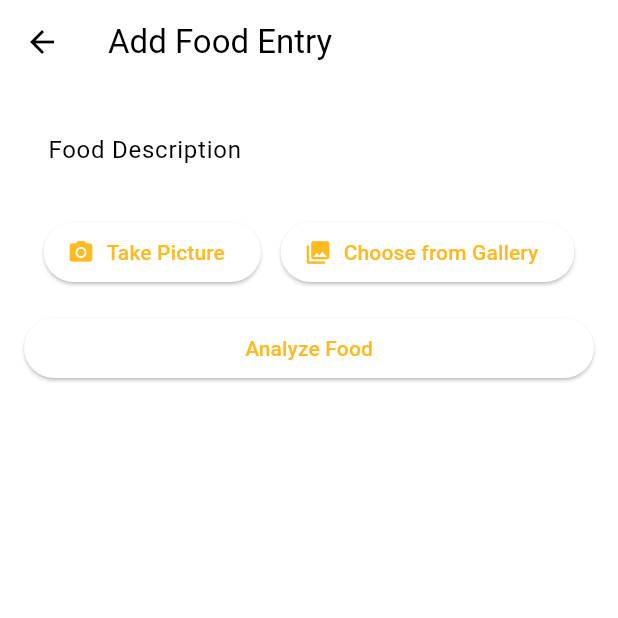
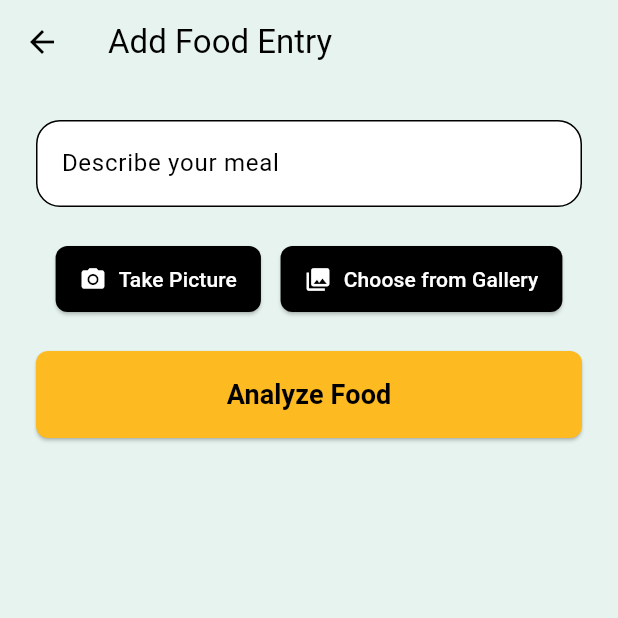
Before and after one commit to codevalley/Bioscope, a Flutter app: the AddFoodEntryView screen opened directly, on a phone screen of 412 x 824 dp, the top half of it. Run offline on Flutter 3.47's test engine with Material 3 defaults, Android fonts, the phone set to English and light mode, and no system bars; our stand-ins replace flutter_bloc, flutter_riverpod, freezed_annotation, get_it, image_picker, sqflite; accounts and stored records are empty; Roboto replaces fonts that are missing (Poppins).

Commit message:
Beautify the add food screen

```diff
--- a/lib/presentation/screens/add_food_entry_screen.dart
+++ b/lib/presentation/screens/add_food_entry_screen.dart
@@ -36,68 +36,236 @@ class AddFoodEntryViewState extends State<AddFoodEntryView> {
   @override
   Widget build(BuildContext context) {
     return Scaffold(
-      appBar: AppBar(title: const Text('Add Food Entry')),
+      backgroundColor: const Color(0xFFE6F3EF),
+      appBar: AppBar(
+        title: const Text('Add Food Entry'),
+        backgroundColor: Colors.transparent,
+        elevation: 0,
+        foregroundColor: Colors.black,
+      ),
       body: BlocBuilder<FoodCaptureBloc, FoodCaptureState>(
         builder: (context, state) {
-          return SingleChildScrollView(
-            padding: const EdgeInsets.all(16.0),
+          return SafeArea(
+            child: SingleChildScrollView(
+              padding: const EdgeInsets.all(24.0),
               child: Column(
                 crossAxisAlignment: CrossAxisAlignment.stretch,
                 children: [
-                TextField(
+                  _buildFoodDescriptionInput(),
+                  const SizedBox(height: 24),
+                  _buildImageSection(),
+                  const SizedBox(height: 24),
+                  _buildAnalyzeButton(),
+                  const SizedBox(height: 24),
+                  if (state is FoodCaptureLoading) ...[
+                    _buildLoadingIndicator(),
+                  ] else if (state is FoodCaptureSuccess) ...[
+                    _buildNutritionInfo(state.nutritionInfo),
+                    const SizedBox(height: 24),
+                    _buildSaveButton(state.nutritionInfo),
+                  ] else if (state is FoodCaptureFailure) ...[
+                    _buildErrorMessage(state.error),
+                  ],
+                ],
+              ),
+            ),
+          );
+        },
+      ),
+    );
+  }
+
+  Widget _buildFoodDescriptionInput() {
+    return Container(
+      decoration: BoxDecoration(
+        color: Colors.white,
+        borderRadius: BorderRadius.circular(16),
+        border: Border.all(color: Colors.black, width: 1),
+      ),
+      child: TextField(
         controller: _descriptionController,
         decoration: const InputDecoration(
-                    labelText: 'Food Description',
-                    border: OutlineInputBorder(),
+          hintText: 'Describe your meal',
+          border: InputBorder.none,
+          contentPadding: EdgeInsets.all(16),
         ),
+        style: const TextStyle(fontSize: 16),
       ),
-                const SizedBox(height: 16),
+    );
+  }
+
+  Widget _buildImageSection() {
+    return Column(
+      children: [
         Row(
           mainAxisAlignment: MainAxisAlignment.spaceEvenly,
           children: [
-                    ElevatedButton.icon(
+            _buildImageButton(
+              icon: Icons.camera_alt,
+              label: 'Take Picture',
               onPressed: () => _getImage(ImageSource.camera),
-                      icon: const Icon(Icons.camera_alt),
-                      label: const Text('Take Picture'),
             ),
-                    ElevatedButton.icon(
+            _buildImageButton(
+              icon: Icons.photo_library,
+              label: 'Choose from Gallery',
               onPressed: () => _getImage(ImageSource.gallery),
-                      icon: const Icon(Icons.photo_library),
-                      label: const Text('Choose from Gallery'),
             ),
           ],
         ),
         if (_imagePath != null) ...[
           const SizedBox(height: 16),
-                  Image.file(File(_imagePath!), height: 200),
+          ClipRRect(
+            borderRadius: BorderRadius.circular(16),
+            child: Image.file(
+              File(_imagePath!),
+              height: 200,
+              width: double.infinity,
+              fit: BoxFit.cover,
+            ),
+          ),
         ],
+      ],
+    );
+  }
+
+  Widget _buildImageButton({
+    required IconData icon,
+    required String label,
+    required VoidCallback onPressed,
+  }) {
+    return ElevatedButton.icon(
+      onPressed: onPressed,
+      icon: Icon(icon, color: Colors.white),
+      label: Text(label),
+      style: ElevatedButton.styleFrom(
+        backgroundColor: Colors.black,
+        foregroundColor: Colors.white,
+        shape: RoundedRectangleBorder(
+          borderRadius: BorderRadius.circular(8),
+        ),
+        padding: const EdgeInsets.symmetric(horizontal: 16, vertical: 12),
+      ),
+    );
+  }
+
+  Widget _buildAnalyzeButton() {
+    return ElevatedButton(
+      onPressed: _submitEntry,
+      style: ElevatedButton.styleFrom(
+        backgroundColor: const Color(0xFFFDBA21),
+        foregroundColor: Colors.black,
+        shape: RoundedRectangleBorder(
+          borderRadius: BorderRadius.circular(8),
+        ),
+        padding: const EdgeInsets.symmetric(vertical: 16),
+      ),
+      child: const Text(
+        'Analyze Food',
+        style: TextStyle(fontSize: 18, fontWeight: FontWeight.bold),
+      ),
+    );
+  }
+
+  Widget _buildLoadingIndicator() {
+    return Column(
+      children: [
+        const LinearProgressIndicator(
+          backgroundColor: Color(0xFFE6F3EF),
+          valueColor: AlwaysStoppedAnimation<Color>(Color(0xFFFDBA21)),
+        ),
         const SizedBox(height: 16),
-                ElevatedButton(
-                  onPressed: _submitEntry,
-                  child: const Text('Analyze Food'),
+        Text(
+          'Analyzing food...',
+          style: Theme.of(context).textTheme.titleMedium?.copyWith(
+                color: Colors.black54,
               ),
-                if (state is FoodCaptureLoading) ...[
+        ),
+      ],
+    );
+  }
+
+  Widget _buildNutritionInfo(NutritionInfo nutritionInfo) {
+    return Container(
+      padding: const EdgeInsets.all(16),
+      decoration: BoxDecoration(
+        color: Colors.white,
+        borderRadius: BorderRadius.circular(16),
+        border: Border.all(color: Colors.black, width: 1),
+      ),
+      child: Column(
+        crossAxisAlignment: CrossAxisAlignment.start,
+        children: [
+          Text(
+            'Analysis Results',
+            style: Theme.of(context).textTheme.titleLarge?.copyWith(
+                  fontWeight: FontWeight.bold,
+                  color: Colors.black,
+                ),
+          ),
+          const SizedBox(height: 8),
+          Text(
+            nutritionInfo.summary,
+            style: Theme.of(context).textTheme.bodyMedium?.copyWith(
+                  color: Colors.black54,
+                ),
+          ),
           const SizedBox(height: 16),
-                  const LinearProgressIndicator(),
-                  const SizedBox(height: 8),
-                  const Text('Analyzing food...', textAlign: TextAlign.center),
-                ] else if (state is FoodCaptureSuccess) ...[
-                  const SizedBox(height: 16),
-                  NutritionInfoDisplay(state.nutritionInfo),
-                  const SizedBox(height: 16),
-                  ElevatedButton(
-                    onPressed: () => _saveToLog(state.nutritionInfo),
-                    child: const Text('Save to Log'),
+          ...nutritionInfo.nutrition.map((component) => Padding(
+                padding: const EdgeInsets.only(bottom: 8),
+                child: Row(
+                  mainAxisAlignment: MainAxisAlignment.spaceBetween,
+                  children: [
+                    Text(
+                      component.component,
+                      style: Theme.of(context).textTheme.titleMedium?.copyWith(
+                            color: Colors.black,
+                            fontWeight: FontWeight.w600,
                           ),
-                ] else if (state is FoodCaptureFailure) ...[
-                  const SizedBox(height: 16),
-                  Text('Error: ${state.error}',
-                      style: const TextStyle(color: Colors.red)),
+                    ),
+                    Text(
+                      '${component.value} ${component.unit}',
+                      style: Theme.of(context).textTheme.titleMedium?.copyWith(
+                            color: Colors.black54,
+                          ),
+                    ),
                   ],
+                ),
+              )),
         ],
       ),
     );
-        },
+  }
+
+  Widget _buildSaveButton(NutritionInfo nutritionInfo) {
+    return ElevatedButton(
+      onPressed: () => _saveToLog(nutritionInfo),
+      style: ElevatedButton.styleFrom(
+        backgroundColor: Colors.black,
+        foregroundColor: Colors.white,
+        shape: RoundedRectangleBorder(
+          borderRadius: BorderRadius.circular(8),
+        ),
+        padding: const EdgeInsets.symmetric(vertical: 16),
+      ),
+      child: const Text(
+        'Save to Log',
+        style: TextStyle(fontSize: 18, fontWeight: FontWeight.bold),
+      ),
+    );
+  }
+
+  Widget _buildErrorMessage(String error) {
+    return Container(
+      padding: const EdgeInsets.all(16),
+      decoration: BoxDecoration(
+        color: Colors.red.shade100,
+        borderRadius: BorderRadius.circular(8),
+      ),
+      child: Text(
+        'Error: $error',
+        style: Theme.of(context).textTheme.titleMedium?.copyWith(
+              color: Colors.red.shade800,
+            ),
       ),
     );
   }
@@ -119,7 +287,10 @@ class AddFoodEntryViewState extends State<AddFoodEntryView> {
           .add(AnalyzeImage(_imagePath, _descriptionController.text));
     } else {
       ScaffoldMessenger.of(context).showSnackBar(
-        const SnackBar(content: Text('Please enter a food description')),
+        SnackBar(
+          content: const Text('Please enter a food description'),
+          backgroundColor: Colors.red.shade800,
+        ),
       );
     }
   }
@@ -138,14 +309,20 @@ class AddFoodEntryViewState extends State<AddFoodEntryView> {
       await repository.addFoodEntry(foodEntry);
       if (mounted) {
         ScaffoldMessenger.of(context).showSnackBar(
-          const SnackBar(content: Text('Food entry saved successfully')),
+          const SnackBar(
+            content: Text('Food entry saved successfully'),
+            backgroundColor: Colors.green,
+          ),
         );
-        Navigator.pop(context); // Return to previous screen
+        Navigator.pop(context);
       }
     } catch (e) {
       if (mounted) {
         ScaffoldMessenger.of(context).showSnackBar(
-          SnackBar(content: Text('Error saving food entry: $e')),
+          SnackBar(
+            content: Text('Error saving food entry: $e'),
+            backgroundColor: Colors.red.shade800,
+          ),
         );
       }
     }
@@ -157,28 +334,3 @@ class AddFoodEntryViewState extends State<AddFoodEntryView> {
     super.dispose();
   }
 }
-
-class NutritionInfoDisplay extends StatelessWidget {
-  final NutritionInfo nutritionInfo;
-
-  const NutritionInfoDisplay(this.nutritionInfo, {Key? key}) : super(key: key);
-
-  @override
-  Widget build(BuildContext context) {
-    return Column(
-      crossAxisAlignment: CrossAxisAlignment.start,
-      children: [
-        Text('Analysis Results', style: Theme.of(context).textTheme.titleLarge),
-        const SizedBox(height: 8),
-        Text(nutritionInfo.summary),
-        const SizedBox(height: 16),
-        ...nutritionInfo.nutrition.map((component) => ListTile(
-              title: Text(component.component),
-              subtitle: Text('${component.value} ${component.unit}'),
-              trailing: Text(
-                  'Confidence: ${(component.confidence * 100).toStringAsFixed(0)}%'),
-            )),
-      ],
-    );
-  }
-}
```
Lines whose indentation alone changed are shown as unchanged.
